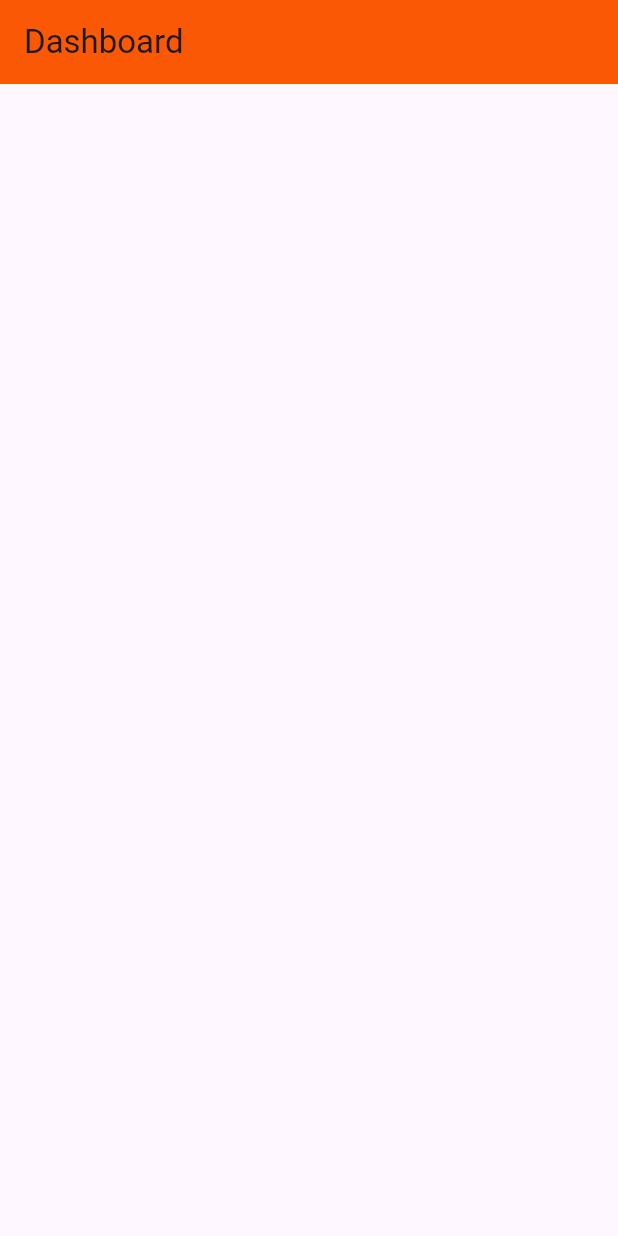
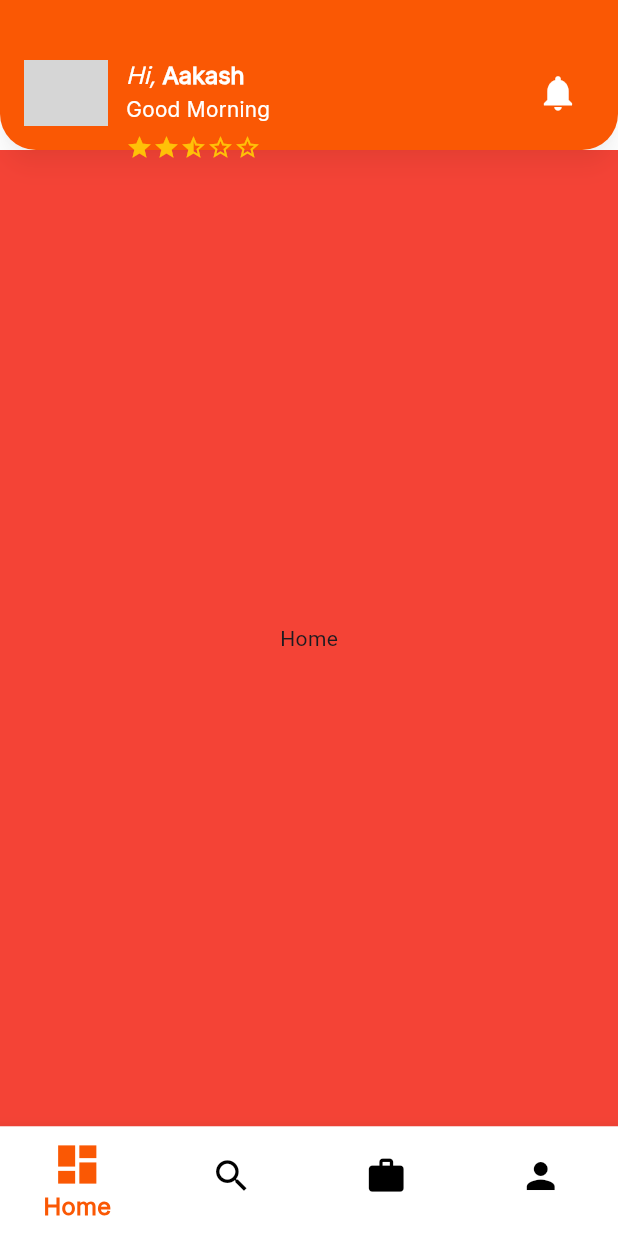
Before and after one commit to AakashShahi/KaamMaa, a Flutter app: the DashboardView screen opened directly, on a phone screen of 412 x 824 dp. Run offline on Flutter 3.47's test engine with Material 3 defaults, Android fonts, the phone set to English and light mode, and no system bars; our stand-ins replace animated_splash_screen, another_flushbar, lottie, smooth_page_indicator; grey boxes are pictures that could not be loaded.

Commit message:
Dashboard design finaled

```diff
--- a/dev/kaammaa/lib/constants/app_colors.dart
+++ b/dev/kaammaa/lib/common/app_colors.dart
@@ -2,6 +2,7 @@ import 'package:flutter/material.dart';
 
 class AppColors {
   static const Color primary = Color(0xFFFA5804);
+  static const Color secondary = Colors.white;
   static const Color background = Colors.white;
   static const Color textFieldFill = Color(0xFFD9D9D9);
   static const Color textPrimary = Colors.black;
--- a/dev/kaammaa/lib/constants/app_textfield.dart
+++ b/dev/kaammaa/lib/common/app_textfield.dart
@@ -1,5 +1,5 @@
 import 'package:flutter/material.dart';
-import 'package:kaammaa/constants/app_colors.dart';
+import 'package:kaammaa/common/app_colors.dart';
 
 Widget buildTextField({
   required TextEditingController controller,
--- a/dev/kaammaa/lib/view/dashboard_view.dart
+++ /dev/null
@@ -1,16 +0,0 @@
-import 'package:flutter/material.dart';
-import 'package:kaammaa/constants/app_colors.dart';
-
-class DashboardView extends StatelessWidget {
-  const DashboardView({super.key});
-
-  @override
-  Widget build(BuildContext context) {
-    return Scaffold(
-      appBar: AppBar(
-        title: Text("Dashboard"),
-        backgroundColor: AppColors.primary,
-      ),
-    );
-  }
-}
--- a/dev/kaammaa/lib/view/login_view.dart
+++ b/dev/kaammaa/lib/view/login_view.dart
@@ -1,8 +1,8 @@
 import 'package:another_flushbar/flushbar.dart';
 import 'package:flutter/material.dart';
-import 'package:kaammaa/constants/app_colors.dart'; // NEW
-import 'package:kaammaa/constants/app_textfield.dart';
-import 'package:kaammaa/view/dashboard_view.dart';
+import 'package:kaammaa/common/app_colors.dart'; // NEW
+import 'package:kaammaa/common/app_textfield.dart';
+import 'package:kaammaa/view/worker/dashboard_view.dart';
 import 'package:kaammaa/view/signup_view.dart';
 
 class Loginview extends StatefulWidget {
--- a/dev/kaammaa/lib/view/onboarding_view.dart
+++ b/dev/kaammaa/lib/view/onboarding_view.dart
@@ -188,7 +188,7 @@ class _OnboardingViewState extends State<OnboardingView> {
                 style: TextStyle(
                   fontFamily: 'Inter',
                   fontSize: screenWidth * 0.06,
-                  fontWeight: FontWeight.w700,
+                  fontWeight: FontWeight.w900,
                   color: Colors.black,
                 ),
               ),
--- a/dev/kaammaa/lib/view/signup_view.dart
+++ b/dev/kaammaa/lib/view/signup_view.dart
@@ -1,8 +1,8 @@
 import 'dart:io';
 
 import 'package:flutter/material.dart';
-import 'package:kaammaa/constants/app_colors.dart';
-import 'package:kaammaa/constants/app_textfield.dart';
+import 'package:kaammaa/common/app_colors.dart';
+import 'package:kaammaa/common/app_textfield.dart';
 import 'package:kaammaa/view/login_view.dart';
 
 class Signupview extends StatefulWidget {
@@ -167,28 +167,6 @@ class _SignupviewState extends State<Signupview> {
                               ),
                             ),
                           ),
-                          const SizedBox(height: 40),
-                          Center(
-                            child: Image.asset(
-                              "assets/images/continuewith.png",
-                              width: MediaQuery.of(context).size.width * 0.8,
-                            ),
-                          ),
-                          const SizedBox(height: 30),
-                          Row(
-                            mainAxisAlignment: MainAxisAlignment.center,
-                            children: [
-                              Image.asset(
-                                "assets/logo/google.png",
-                                width: MediaQuery.of(context).size.width * 0.1,
-                              ),
-                              const SizedBox(width: 30),
-                              Image.asset(
-                                "assets/logo/fb.png",
-                                width: MediaQuery.of(context).size.width * 0.1,
-                              ),
-                            ],
-                          ),
                           const SizedBox(height: 20),
                           _buildSignUpOption(context),
                         ],
--- /dev/null
+++ b/dev/kaammaa/lib/view/worker/dashboard_view.dart
@@ -0,0 +1,185 @@
+import 'package:flutter/material.dart';
+import 'package:kaammaa/common/app_colors.dart';
+import 'package:kaammaa/view/worker/home_page_view.dart';
+import 'package:kaammaa/view/worker/my_job_view.dart';
+import 'package:kaammaa/view/worker/profile_page_view.dart';
+import 'package:kaammaa/view/worker/search_page_view.dart';
+
+class DashboardView extends StatefulWidget {
+  const DashboardView({super.key});
+
+  @override
+  State<DashboardView> createState() => _DashboardViewState();
+}
+
+class _DashboardViewState extends State<DashboardView> {
+  int myIndex = 0;
+
+  String _getGreeting() {
+    final hour = DateTime.now().hour;
+    if (hour < 12) {
+      return "Good Morning";
+    } else if (hour < 17) {
+      return "Good Afternoon";
+    } else {
+      return "Good Evening";
+    }
+  }
+
+  @override
+  Widget build(BuildContext context) {
+    String userName = "Aakash";
+    String greeting = _getGreeting();
+    double rating = 2.5;
+    List<Widget> widgetList = [
+      HomePageView(),
+      SearchPageView(),
+      MyJobView(),
+      ProfilePageView(),
+    ];
+
+    return Scaffold(
+      body: Center(child: widgetList[myIndex]),
+      backgroundColor: AppColors.background,
+      appBar: PreferredSize(
+        preferredSize: const Size.fromHeight(100),
+        child: Material(
+          elevation: 6,
+          shadowColor: Colors.black26,
+          borderRadius: const BorderRadius.only(
+            bottomLeft: Radius.circular(24),
+            bottomRight: Radius.circular(24),
+          ),
+          child: Container(
+            decoration: const BoxDecoration(
+              color: AppColors.primary,
+              borderRadius: BorderRadius.only(
+                bottomLeft: Radius.circular(24),
+                bottomRight: Radius.circular(24),
+              ),
+            ),
+            padding: const EdgeInsets.only(
+              top: 40,
+              left: 16,
+              right: 16,
+              bottom: 16,
+            ),
+            child: Row(
+              crossAxisAlignment: CrossAxisAlignment.start,
+              children: [
+                const CircleAvatar(
+                  radius: 28,
+                  backgroundImage: AssetImage('assets/images/onboard1.jpg'),
+                ),
+                const SizedBox(width: 12),
+                Expanded(
+                  child: Column(
+                    crossAxisAlignment: CrossAxisAlignment.start,
+                    children: [
+                      RichText(
+                        text: TextSpan(
+                          children: [
+                            const TextSpan(
+                              text: "Hi, ",
+                              style: TextStyle(
+                                fontFamily: 'Inter',
+                                fontStyle: FontStyle.italic,
+                                fontSize: 16,
+                                color: AppColors.secondary,
+                              ),
+                            ),
+                            TextSpan(
+                              text: userName,
+                              style: const TextStyle(
+                                fontFamily: 'Inter',
+                                fontWeight: FontWeight.bold,
+                                fontSize: 16,
+                                color: AppColors.secondary,
+                              ),
+                            ),
+                          ],
+                        ),
+                      ),
+                      const SizedBox(height: 4),
+                      Text(
+                        greeting,
+                        style: const TextStyle(
+                          fontFamily: 'Inter',
+                          fontSize: 14,
+                          color: AppColors.secondary,
+                        ),
+                      ),
+                      const SizedBox(height: 6),
+                      Row(
+                        children: List.generate(5, (index) {
+                          if (index < rating.floor()) {
+                            return const Icon(
+                              Icons.star,
+                              size: 18,
+                              color: Colors.amber,
+                            );
+                          } else if (index < rating && rating % 1 != 0) {
+                            return const Icon(
+                              Icons.star_half,
+                              size: 18,
+                              color: Colors.amber,
+                            );
+                          } else {
+                            return const Icon(
+                              Icons.star_border,
+                              size: 18,
+                              color: Colors.amber,
+                            );
+                          }
+                        }),
+                      ),
+                    ],
+                  ),
+                ),
+                IconButton(
+                  icon: const Icon(
+                    Icons.notifications,
+                    color: AppColors.secondary,
+                    size: 28,
+                  ),
+                  onPressed: () {},
+                ),
+              ],
+            ),
+          ),
+        ),
+      ),
+      bottomNavigationBar: BottomNavigationBar(
+        currentIndex: myIndex,
+        onTap: (index) {
+          setState(() {
+            myIndex = index;
+          });
+        },
+        type: BottomNavigationBarType.fixed,
+        backgroundColor: AppColors.background,
+        selectedItemColor: AppColors.primary,
+        showUnselectedLabels: false,
+        unselectedItemColor: Colors.black,
+        selectedIconTheme: const IconThemeData(size: 34),
+        unselectedIconTheme: const IconThemeData(size: 28),
+        selectedLabelStyle: const TextStyle(
+          fontFamily: 'Inter',
+          fontSize: 16,
+          fontWeight: FontWeight.w600,
+        ),
+        unselectedLabelStyle: const TextStyle(
+          fontFamily: 'Inter',
+          fontSize: 14,
+          fontWeight: FontWeight.w400,
+        ),
+        items: const [
+          BottomNavigationBarItem(icon: Icon(Icons.dashboard), label: "Home"),
+          BottomNavigationBarItem(icon: Icon(Icons.search), label: "Search"),
+          BottomNavigationBarItem(icon: Icon(Icons.work), label: "My Job"),
+          BottomNavigationBarItem(icon: Icon(Icons.person), label: "Profile"),
+        ],
+      ),
+    );
+  }
+}
--- /dev/null
+++ b/dev/kaammaa/lib/view/worker/home_page_view.dart
@@ -0,0 +1,13 @@
+import 'package:flutter/material.dart';
+
+class HomePageView extends StatelessWidget {
+  const HomePageView({super.key});
+
+  @override
+  Widget build(BuildContext context) {
+    return Scaffold(
+      body: Center(child: Text("Home")),
+      backgroundColor: Colors.red,
+    );
+  }
+}
--- /dev/null
+++ b/dev/kaammaa/lib/view/worker/my_job_view.dart
@@ -0,0 +1,10 @@
+import 'package:flutter/material.dart';
+
+class MyJobView extends StatelessWidget {
+  const MyJobView({super.key});
+
+  @override
+  Widget build(BuildContext context) {
+    return Scaffold(body: Text("My Job"));
+  }
+}
--- /dev/null
+++ b/dev/kaammaa/lib/view/worker/profile_page_view.dart
@@ -0,0 +1,10 @@
+import 'package:flutter/material.dart';
+
+class ProfilePageView extends StatelessWidget {
+  const ProfilePageView({super.key});
+
+  @override
+  Widget build(BuildContext context) {
+    return Scaffold(body: Text("Profile"));
+  }
+}
--- /dev/null
+++ b/dev/kaammaa/lib/view/worker/search_page_view.dart
@@ -0,0 +1,10 @@
+import 'package:flutter/material.dart';
+
+class SearchPageView extends StatelessWidget {
+  const SearchPageView({super.key});
+
+  @override
+  Widget build(BuildContext context) {
+    return Scaffold(body: Text("Search"));
+  }
+}
--- a/dev/kaammaa/pubspec.yaml
+++ b/dev/kaammaa/pubspec.yaml
@@ -39,6 +39,7 @@ dependencies:
   smooth_page_indicator: ^1.2.1
   shared_preferences: ^2.5.3
   another_flushbar: ^1.12.30
+  intl: ^0.20.2
 
 dev_dependencies:
   flutter_test:
```
Also changed, not shown: dev/kaammaa/pubspec.lock.
